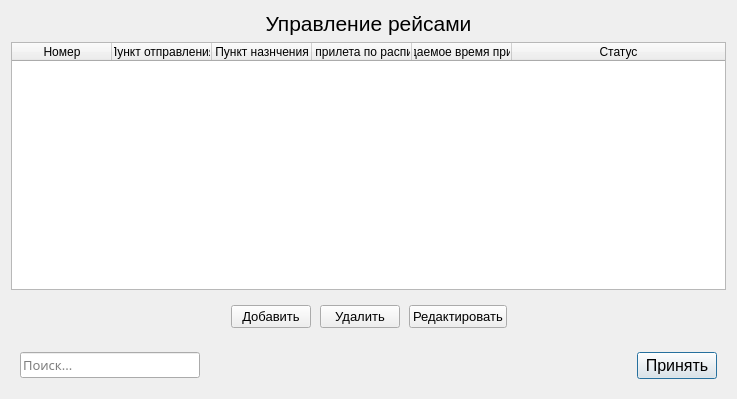
Qt form ManageFlight.ui (Tweety-sat/Flight-scoreboard) before a commit.
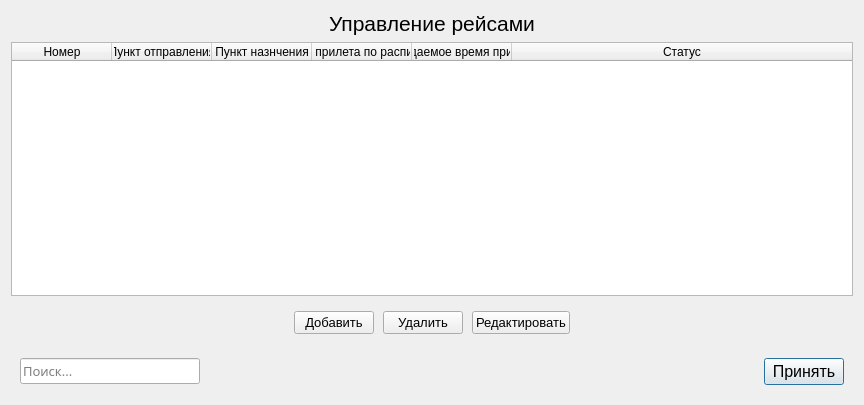
The same form after that commit.

```diff
--- a/ManageFlight.ui
+++ b/ManageFlight.ui
@@ -6,8 +6,8 @@
    <rect>
     <x>0</x>
     <y>0</y>
-    <width>737</width>
-    <height>399</height>
+    <width>864</width>
+    <height>405</height>
    </rect>
   </property>
   <property name="windowTitle">
```
